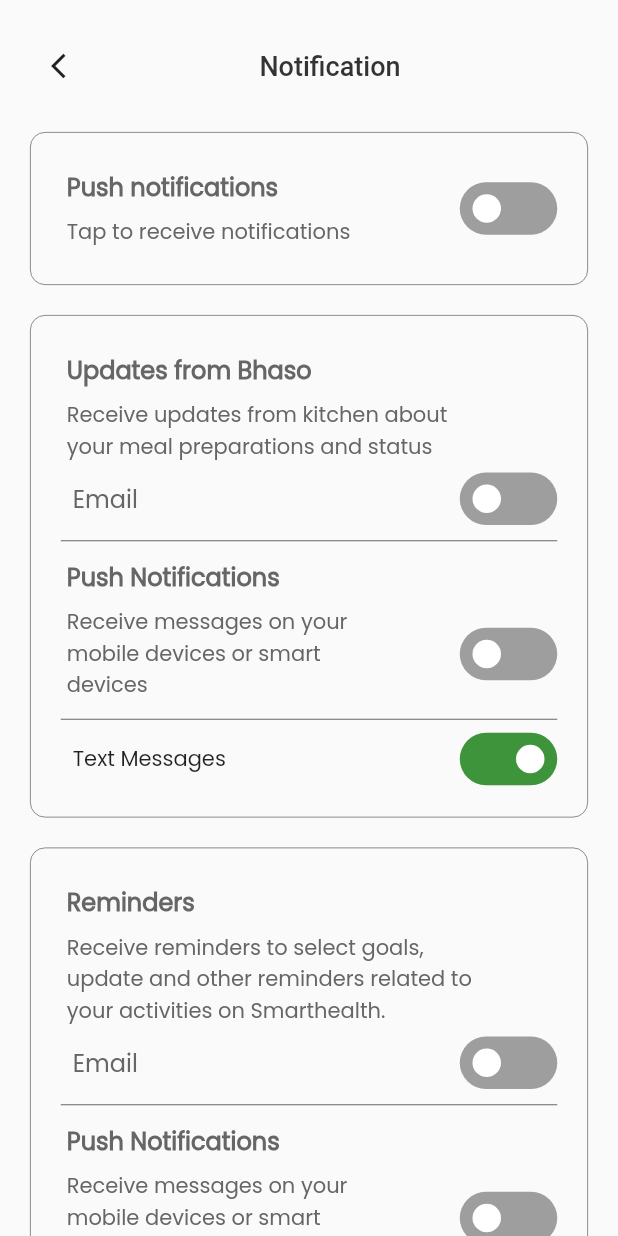
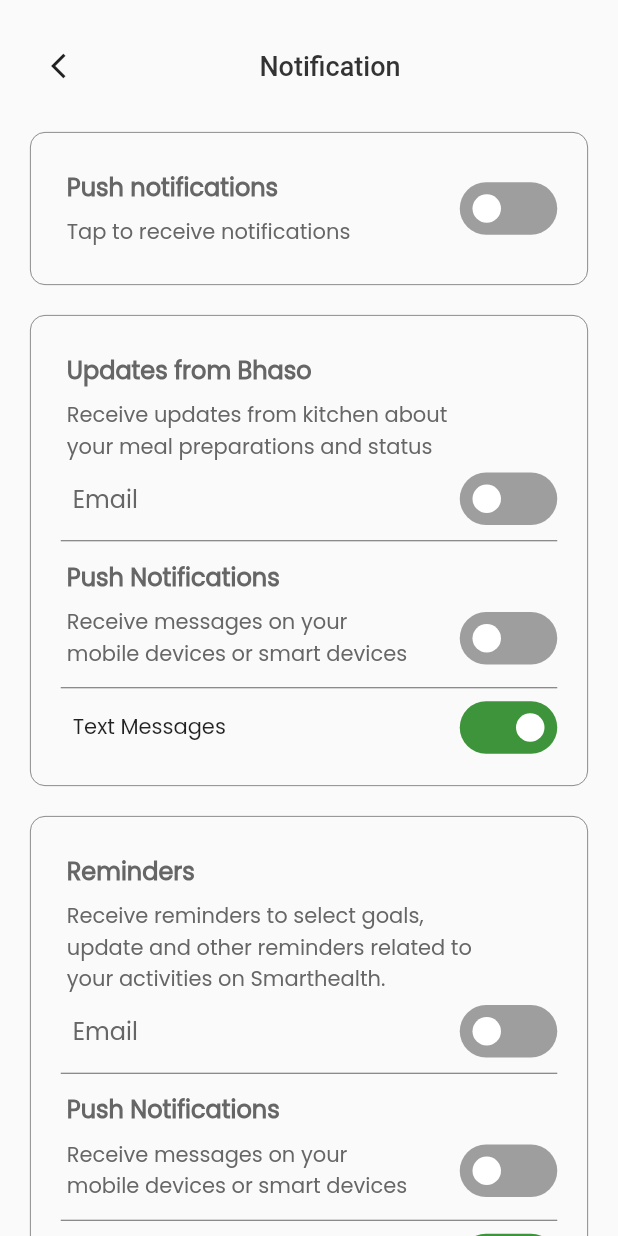
Before and after one commit to BHASO-Zimbabwe/bhaso-app, a Flutter app: the NotificationPage screen opened directly, on a phone screen of 412 x 824 dp. Run offline on Flutter 3.47's test engine with Material 2 defaults, Android fonts, the phone set to English and light mode, and no system bars; drawn by our look-alikes of flutter_switch; our stand-ins replace dropdown_button2, flutter_svg, intl_phone_number_input; Roboto replaces fonts that are missing (Poppins-Medium).

Commit message:
success page

```diff
--- a/lib/features/menu/menu.dart
+++ b/lib/features/menu/menu.dart
@@ -1,6 +1,4 @@
 import 'package:bhaso/features/menu/profile/pages/profile_settings.dart';
-import 'package:bhaso/features/menu/report/pages/report/reportIssue.dart';
-
 import 'package:flutter/cupertino.dart';
 import 'package:flutter/material.dart';
 
@@ -136,8 +134,6 @@ class _Menu_PageState extends State<Menu_Page> {
                       selected = 4;
                     });
                     Navigator.pop(context);
-                    Navigator.push(context, MaterialPageRoute(builder: (context)=> ReportIssues()));
-
                   },
                 ),
               ),
@@ -208,6 +204,6 @@ class _Menu_PageState extends State<Menu_Page> {
           ],
         ),
       ),
-    );;
+    );
   }
 }
--- a/lib/features/menu/notification/pages/notification.dart
+++ b/lib/features/menu/notification/pages/notification.dart
@@ -152,7 +152,7 @@ class _NotificationPageState extends State<NotificationPage> {
                               children: [
                                 Container(
                                     padding: const EdgeInsets.all(4.0),
-                                    width: MediaQuery.of(context).size.width * 0.5,
+                                    width: MediaQuery.of(context).size.width * 0.6,
 
                                     child: const Text('Receive messages on your mobile devices or smart devices',
                                         textAlign: TextAlign.left,
@@ -278,7 +278,7 @@ class _NotificationPageState extends State<NotificationPage> {
                           children: [
                             Container(
                                 padding: const EdgeInsets.all(4.0),
-                                width: MediaQuery.of(context).size.width * 0.5,
+                                width: MediaQuery.of(context).size.width * 0.6,
 
                                 child: const Text('Receive messages on your mobile devices or smart devices',
                                     textAlign: TextAlign.left,
@@ -431,7 +431,7 @@ class _NotificationPageState extends State<NotificationPage> {
                           children: [
                             Container(
                                 padding: const EdgeInsets.all(4.0),
-                                width: MediaQuery.of(context).size.width * 0.5,
+                                width: MediaQuery.of(context).size.width * 0.6,
 
                                 child: const Text('Receive messages on your mobile devices or smart devices',
                                     textAlign: TextAlign.left,
--- a/lib/features/menu/profile/pages/profile_settings.dart
+++ b/lib/features/menu/profile/pages/profile_settings.dart
@@ -1,6 +1,6 @@
 
 import 'package:bhaso/features/menu/profile/pages/profileSettingsDetails.dart';
-import 'package:bhaso/features/menu/report/pages/report/reportIssue.dart';
+import 'package:bhaso/features/menu/profile/pages/reportIssue.dart';
 import 'package:flutter/material.dart';
 
 
@@ -136,7 +136,7 @@ class ProfileSettings extends StatelessWidget {
 
             onTap: (){
               Navigator.push(context,
-                  MaterialPageRoute(builder: (context)=>  ReportIssues())
+                  MaterialPageRoute(builder: (context)=> const ReportIssues())
               );
             },
             trailing: const Icon(Icons.arrow_forward_ios_outlined,size: 20,),
--- a/lib/features/onboarding/onboarding_contents.dart
+++ b/lib/features/onboarding/onboarding_contents.dart
@@ -13,18 +13,18 @@ class OnboardingContents {
 List<OnboardingContents> contents = [
   OnboardingContents(
     title: "Track medication",
-    image: "assets/images/amico.svg",
+    image: "assets/images/amico.png",
     desc: "You no longer need to worry about getting the right help, we give you access to the best hands",
   ),
   OnboardingContents(
     title: "Get Reminders",
-    image: "assets/images/amico2.svg",
+    image: "assets/images/amico2.png",
     desc:
         "You no longer need to worry about getting the right help, we give you access to the best hands",
   ),
   OnboardingContents(
     title: "Unlimited Access to caregivers",
-    image: "assets/images/pana.svg",
+    image: "assets/images/pana.png",
     desc:
         "You no longer need to worry about getting the right help, we give you access to the best hands",
   ),
--- a/lib/main.dart
+++ b/lib/main.dart
@@ -34,7 +34,7 @@ class MyApp extends StatelessWidget {
       fontFamily: 'Poppins',
       primaryColor: Colors.green
       ),
-      home: const OnboardingScreen(),
+      home: ProfileSettingsDetails(),
     );
   }
 }
```
Also changed, not shown: lib/features/menu/profile/pages/reportIssue.dart (added, +11 -0 lines), lib/features/onboarding/onboarding_screen.dart (+7 -9 lines), assets/images/amico2.png (added), assets/images/pana.png (added).
